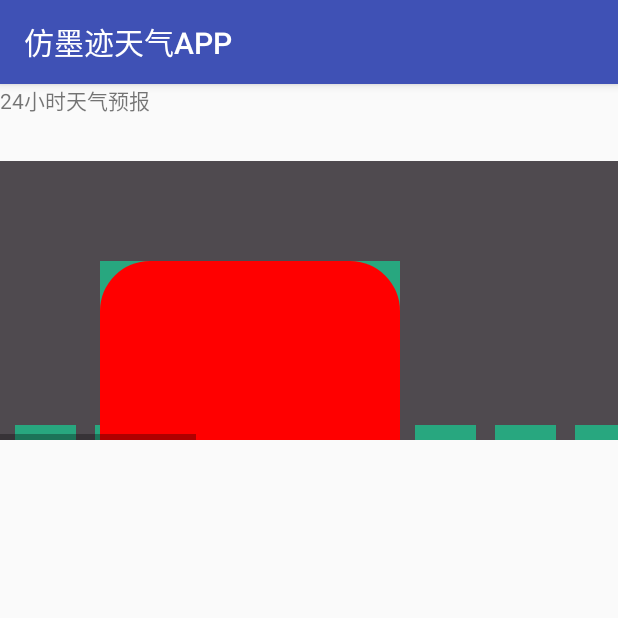
After one commit to SunnyLy/MuKeNet, an Android app: the MojiAppActivity screen opened directly, with no data from a screen before it, on a phone screen of 412 x 824 dp, the top half of it. The commit adds this screen. Run offline under Robolectric (Android 15) with nearby library versions, the phone set to English and light mode, and no system bars.

Commit message:
1，加入简单的触摸事件； 2，开始仿墨迹天气。。。

```diff
--- a/app/src/main/AndroidManifest.xml
+++ b/app/src/main/AndroidManifest.xml
@@ -33,6 +33,7 @@
         <activity android:name=".basicgraph.SimpleGraphActivity"/>
         <activity android:name=".basicgraph.SimpleColumnActivity"/>
         <activity android:name=".basicgraph.SimpleCurveActivity"/>
+        <activity android:name=".actualchart.MojiAppActivity"/>
     </application>
 
 </manifest>
--- a/app/src/main/java/chart/muke/com/mukechart/MainActivity.java
+++ b/app/src/main/java/chart/muke/com/mukechart/MainActivity.java
@@ -13,6 +13,7 @@ import java.util.ArrayList;
 import java.util.List;
 import java.util.Map;
 
+import chart.muke.com.mukechart.actualchart.MojiAppActivity;
 import chart.muke.com.mukechart.basicchart.BarChartActivity;
 import chart.muke.com.mukechart.basicchart.CurveChartActivity;
 import chart.muke.com.mukechart.basicchart.KChartActivity;
@@ -77,6 +78,9 @@ public class MainActivity extends ListActivity {
                     case 8:
                         MukeRouter.jump2target(MainActivity.this, SimpleCurveActivity.class);
                         break;
+                    case 9:
+                        MukeRouter.jump2target(MainActivity.this, MojiAppActivity.class);
+                        break;
                         default:
                             break;
                 }
--- /dev/null
+++ b/app/src/main/java/chart/muke/com/mukechart/actualchart/MojiAppActivity.java
@@ -0,0 +1,29 @@
+package chart.muke.com.mukechart.actualchart;
+
+import chart.muke.com.mukechart.R;
+import chart.muke.com.mukechart.base.MukeBaseActivity;
+
+/**
+ * ------------------------------------------------
+ * Copyright © 2014-2017 CLife. All Rights Reserved.
+ * Shenzhen H&T Intelligent Control Co.,Ltd.
+ * -----------------------------------------------
+ *
+ * @Author sunny
+ * @Date 2017/10/10  17:49
+ * @Version v1.0.0
+ * @Annotation 仿墨迹天气App
+ *            实现24小时天气预报曲线
+ */
+public class MojiAppActivity extends MukeBaseActivity {
+    @Override
+    public int getLayoutId() {
+        setTitle(R.string.titile_moji);
+        return R.layout.activity_moji;
+    }
+
+    @Override
+    protected void initParams() {
+
+    }
+}
--- /dev/null
+++ b/app/src/main/java/chart/muke/com/mukechart/actualchart/WeatherView.java
@@ -0,0 +1,161 @@
+package chart.muke.com.mukechart.actualchart;
+
+import android.content.Context;
+import android.graphics.Canvas;
+import android.graphics.Color;
+import android.graphics.Paint;
+import android.graphics.PorterDuff;
+import android.graphics.PorterDuffXfermode;
+import android.graphics.Rect;
+import android.graphics.RectF;
+import android.graphics.Xfermode;
+import android.graphics.drawable.ShapeDrawable;
+import android.graphics.drawable.shapes.RectShape;
+import android.graphics.drawable.shapes.RoundRectShape;
+import android.util.AttributeSet;
+import android.view.MotionEvent;
+import android.view.View;
+
+import chart.muke.com.mukechart.utils.MukeUtils;
+
+/**
+ * ------------------------------------------------
+ * Copyright © 2014-2017 CLife. All Rights Reserved.
+ * Shenzhen H&T Intelligent Control Co.,Ltd.
+ * -----------------------------------------------
+ *
+ * @Author sunny
+ * @Date 2017/10/10  18:55
+ * @Version v1.0.0
+ * @Annotation 可左右滚动查看的24小时天气预报图
+ */
+public class WeatherView extends View {
+    private Context mContext;
+
+    /**
+     * 24小时空气中，每小格的宽度
+     **/
+    private int mAirCellWidth = 76;//76px
+    private int mAirCellHeight = 26;//26px
+
+    /**
+     * 空气每小格之间的间隔
+     **/
+    private int mAirPadding = 4;//4px
+
+    /***各画笔**/
+    private Paint mAirPaint;
+    private Paint mWindPaint;
+    private Paint mWeatherPaint;
+
+
+    /**
+     * View的宽高
+     **/
+    private int mViewWidth;
+    private int mViewHeight;
+
+    /**
+     * 空气部分的起点坐标
+     **/
+    private int mAirOffestX;
+    private int mAirOffestY;
+
+    private int mPadding = 15;//view边距
+
+    public WeatherView(Context context) {
+        this(context, null);
+    }
+
+    public WeatherView(Context context, AttributeSet attrs) {
+        this(context, attrs, -1);
+    }
+
+    public WeatherView(Context context, AttributeSet attrs, int defStyleAttr) {
+        super(context, attrs, defStyleAttr);
+        mContext = context;
+        initView();
+    }
+
+    private void initView() {
+
+        mAirPaint = new Paint();
+        mAirPaint.setColor(0xFF28A77F);
+        mAirPaint.setDither(true);
+        mAirPaint.setAntiAlias(true);
+    }
+
+
+    @Override
+    protected void onMeasure(int widthMeasureSpec, int heightMeasureSpec) {
+        super.onMeasure(widthMeasureSpec, heightMeasureSpec);
+        mViewWidth = mAirCellWidth * 24 + mAirPadding * 23 + mPadding * 2;
+
+        int heightMode = MeasureSpec.getMode(heightMeasureSpec);
+        int heightSize = MeasureSpec.getSize(heightMeasureSpec);
+        int[] screenSize = MukeUtils.getScreenWidth_Height(mContext);
+
+        if (heightMode == MeasureSpec.EXACTLY) {
+            mViewHeight = heightSize;
+        } else if (heightMode == MeasureSpec.UNSPECIFIED || heightMode == MeasureSpec.AT_MOST) {
+            mViewHeight = screenSize[1];
+        }
+        setMeasuredDimension(mViewWidth, mViewHeight);
+    }
+
+    @Override
+    protected void onDraw(Canvas canvas) {
+        super.onDraw(canvas);
+        canvas.drawColor(0xFF4F4A4F);
+        drawAir(canvas);
+
+        Paint paint = new Paint();
+        paint.setColor(0xFF28A77F);
+
+        RectF rectF = new RectF();
+        rectF.left = 100;
+        rectF.right = 400;
+        rectF.top = 100;
+        rectF.bottom = 400;
+
+        canvas.drawRect(rectF, paint);//DST
+        paint.setXfermode(new PorterDuffXfermode(PorterDuff.Mode.SRC_IN));
+        paint.setColor(Color.RED);
+        canvas.drawRoundRect(rectF, 50, 50, paint);//SRC
+        paint.setXfermode(null);
+        int sc = canvas.saveLayer(0, 0, mViewWidth, mViewHeight, null, Canvas.ALL_SAVE_FLAG);
+        canvas.restoreToCount(sc);
+
+    }
+
+    @Override
+    public boolean onTouchEvent(MotionEvent event) {
+        return false;
+    }
+
+    /**
+     * 画空气部分的值
+     *
+     * @param canvas
+     */
+    private void drawAir(Canvas canvas) {
+        mAirOffestX = mPadding;
+        mAirOffestY = getHeight() - mPadding;
+
+        for (int i = 0; i < 24; i++) {
+
+            //先画矩形
+            RectF rectF = new RectF();
+            rectF.left = mAirOffestX + (mAirCellWidth + mAirPadding) * i;
+            rectF.top = mAirOffestY;
+            rectF.right = mAirCellWidth * (i + 1) + mAirPadding * i;
+            rectF.bottom = mAirOffestY + mAirCellHeight;
+            canvas.drawRect(rectF, mAirPaint);
+            mAirPaint.setXfermode(new PorterDuffXfermode(PorterDuff.Mode.DST_IN));
+            canvas.drawRoundRect(rectF, 5, 5, mAirPaint);
+            //再画圆角矩形
+            mAirPaint.setXfermode(null);
+            //最后进行合并
+        }
+    }
+}
--- a/app/src/main/java/chart/muke/com/mukechart/basicgraph/CanvasGraphView.java
+++ b/app/src/main/java/chart/muke/com/mukechart/basicgraph/CanvasGraphView.java
@@ -119,6 +119,7 @@ public class CanvasGraphView extends View {
             height = screenSize[1];
         }
 
+        setMeasuredDimension(width,height);
         Log.e(",,,,", "widthMode:" + widthMode + ",heightMode:" + heightMode + ",widthSize:" + widthSize + ",heightSize:" + heightSize);
     }
 
--- a/app/src/main/java/chart/muke/com/mukechart/basicgraph/SimpleColumnActivity.java
+++ b/app/src/main/java/chart/muke/com/mukechart/basicgraph/SimpleColumnActivity.java
@@ -9,7 +9,7 @@ import static com.github.mikephil.charting.utils.ColorTemplate.JOYFUL_COLORS;
 import static com.github.mikephil.charting.utils.ColorTemplate.LIBERTY_COLORS;
 
 /**
- * @Annotation <p>基本几何图形的绘制</p>
+ * @Annotation <p>简单直方图的绘制</p>
  * @Auth Sunny
  * @date 2017/9/2
  * @Version V1.0.0
@@ -47,6 +47,7 @@ public class SimpleColumnActivity extends MukeBaseActivity {
                 {2, LIBERTY_COLORS[0]}};
         mColumnView.setAxisTextSize(20);
         mColumnView.setColumnInfo(columnInfo);
+        mColumnView.setTouchEnable(true);
         mColumnView.invalidate();
     }
 }
--- /dev/null
+++ b/app/src/main/res/layout/activity_moji.xml
@@ -0,0 +1,33 @@
+<?xml version="1.0" encoding="utf-8"?>
+<LinearLayout xmlns:android="http://schemas.android.com/apk/res/android"
+    xmlns:tools="http://schemas.android.com/tools"
+    android:layout_width="match_parent"
+    android:layout_height="match_parent"
+    android:orientation="vertical">
+
+    <TextView
+        android:layout_width="wrap_content"
+        android:layout_height="wrap_content"
+        android:layout_marginBottom="30dp"
+        android:text="24小时天气预报"
+        tools:ignore="HardcodedText" />
+
+    <HorizontalScrollView
+        android:layout_width="wrap_content"
+        android:layout_height="wrap_content"
+        >
+        <LinearLayout
+            android:layout_width="wrap_content"
+            android:layout_height="wrap_content"
+            android:orientation="vertical">
+            <chart.muke.com.mukechart.actualchart.WeatherView
+                android:id="@+id/weather_view"
+                android:layout_width="wrap_content"
+                android:layout_height="186dp"/>
+        </LinearLayout>
+    </HorizontalScrollView>
+
+
+
+
+</LinearLayout>
--- a/app/src/main/res/values/strings.xml
+++ b/app/src/main/res/values/strings.xml
@@ -13,6 +13,7 @@
     <string name="title_simple_graph">基础图形的绘制</string>
     <string name="title_simple_column">简单直方图的绘制</string>
     <string name="title_simple_curve">简单曲线图的绘制</string>
+    <string name="titile_moji">仿墨迹天气APP</string>
 
     <string-array name="chart_types">
         <item>MPAC实现直方图</item>
@@ -24,5 +25,6 @@
         <item>Android基本图形的绘制</item>
         <item>简单直方图的绘制</item>
         <item>简单曲线图的绘制</item>
+        <item>仿墨迹天气APP</item>
     </string-array>
 </resources>
```
Also changed, not shown: app/src/main/java/chart/muke/com/mukechart/basicgraph/MukeColumnView.java (+68 -5 lines), app/src/main/java/chart/muke/com/mukechart/utils/MukeUtils.java (+16 -0 lines).
